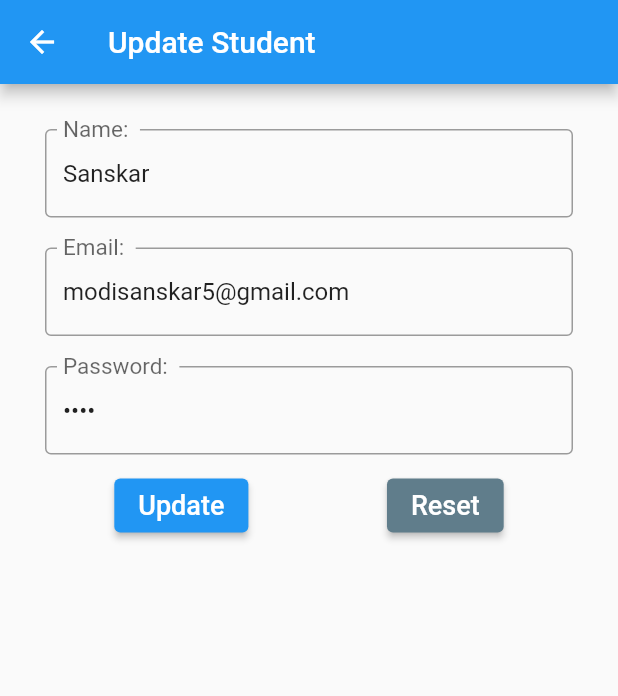
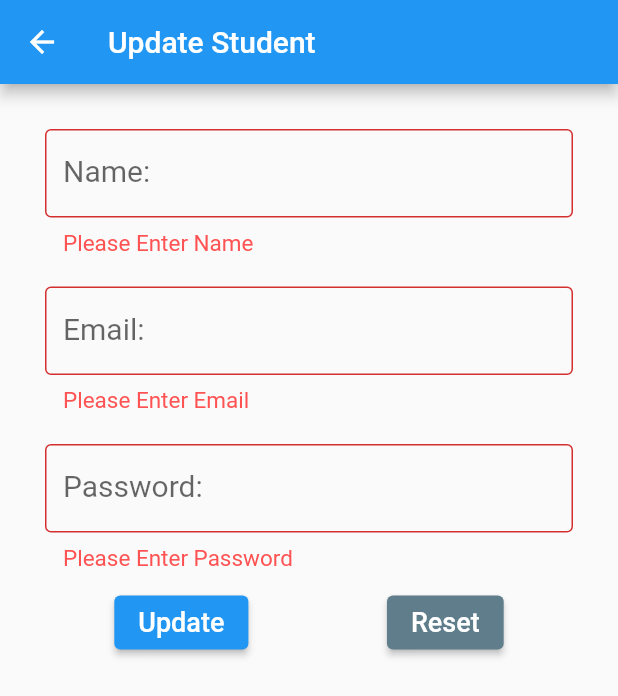
Before and after one commit to SanskarModi22/Flutter_TODO, a Flutter app: the UpdateUser screen opened directly with empty values, after a tap on "Update", on a phone screen of 412 x 824 dp. Shown: the top 696 px of the screen. Run offline on Flutter 3.47's test engine with Material 2 defaults, Android fonts, the phone set to English and light mode, and no system bars; our stand-ins replace cloud_firestore, firebase_core; accounts and stored records are empty.

Commit message:
Updating of User added

```diff
--- a/lib/Screens/update_user.dart
+++ b/lib/Screens/update_user.dart
@@ -1,4 +1,8 @@
+import 'package:cloud_firestore/cloud_firestore.dart';
 import 'package:flutter/material.dart';
+import 'package:flutter_todo/Screens/list_user.dart';
+
+import 'add_user.dart';
 
 class UpdateUser extends StatefulWidget {
   final String id;
@@ -12,6 +16,15 @@ class _UpdateUserState extends State<UpdateUser> {
   final _formKey = GlobalKey<FormState>();
 
   // Updaing Student
+  CollectionReference users = FirebaseFirestore.instance.collection('users');
+
+  Future<void> updateUser(id, name, email, password) {
+    return users
+        .doc(id)
+        .update({'Name': name, 'email': email, 'password': password})
+        .then((value) => print("User Updated"))
+        .catchError((error) => print("Failed to update user: $error"));
+  }
 
   @override
   Widget build(BuildContext context) {
@@ -22,15 +35,36 @@ class _UpdateUserState extends State<UpdateUser> {
       body: Form(
           key: _formKey,
           // Getting Specific Data by ID
-          child: Padding(
+          child: FutureBuilder<DocumentSnapshot<Map<String, dynamic>>>(
+            future: FirebaseFirestore.instance
+                .collection('users')
+                .doc(widget.id)
+                .get(),
+            builder: (_, snapshot) {
+              if (snapshot.hasError) {
+                print('Something Went Wrong');
+              }
+              if (snapshot.connectionState == ConnectionState.waiting) {
+                return Center(
+                  child: CircularProgressIndicator(),
+                );
+              }
+              var data = snapshot.data?.data();
+              var name = data?['Name'] ?? ""; //Reading data
+              var email = data?['email'] ?? "";
+              var password = data?['password'] ?? "";
+
+              return Padding(
                 padding: EdgeInsets.symmetric(vertical: 20, horizontal: 30),
                 child: ListView(
                   children: [
                     Container(
                       margin: EdgeInsets.symmetric(vertical: 10.0),
                       child: TextFormField(
-                    initialValue: "Sanskar",
+                        initialValue: name,
                         autofocus: false,
+                        onChanged: (value) => name =
+                            value, //This on Changes is necessary for updating
                         decoration: InputDecoration(
                           labelText: 'Name: ',
                           labelStyle: TextStyle(fontSize: 20.0),
@@ -49,8 +83,9 @@ class _UpdateUserState extends State<UpdateUser> {
                     Container(
                       margin: EdgeInsets.symmetric(vertical: 10.0),
                       child: TextFormField(
-                    initialValue: "modisanskar5@gmail.com",
+                        initialValue: email,
                         autofocus: false,
+                        onChanged: (value) => email = value,
                         decoration: InputDecoration(
                           labelText: 'Email: ',
                           labelStyle: TextStyle(fontSize: 20.0),
@@ -71,8 +106,9 @@ class _UpdateUserState extends State<UpdateUser> {
                     Container(
                       margin: EdgeInsets.symmetric(vertical: 10.0),
                       child: TextFormField(
-                    initialValue: "....",
+                        initialValue: password,
                         autofocus: false,
+                        onChanged: (value) => password = value,
                         obscureText: true,
                         decoration: InputDecoration(
                           labelText: 'Password: ',
@@ -96,6 +132,10 @@ class _UpdateUserState extends State<UpdateUser> {
                           ElevatedButton(
                             onPressed: () {
                               // Validate returns true if the form is valid, otherwise false.
+                              if (_formKey.currentState!.validate()) {
+                                updateUser(widget.id, name, email, password);
+                                Navigator.pop(context);
+                              }
                             },
                             child: Text(
                               'Update',
@@ -103,20 +143,30 @@ class _UpdateUserState extends State<UpdateUser> {
                             ),
                           ),
                           ElevatedButton(
-                        onPressed: () => {},
+                            onPressed: () {
+                              deleteUser(widget.id);
+                              Navigator.push(
+                                context,
+                                MaterialPageRoute(
+                                  builder: (context) => AddUser(),
+                                ),
+                              );
+                            },
                             child: Text(
                               'Reset',
                               style: TextStyle(fontSize: 18.0),
                             ),
-                        style:
-                            ElevatedButton.styleFrom(primary: Colors.blueGrey),
+                            style: ElevatedButton.styleFrom(
+                                primary: Colors.blueGrey),
                           ),
                         ],
                       ),
                     )
                   ],
                 ),
-          ),
-        ));
+              );
+            },
+          )),
+    );
   }
 }
```
Also changed, not shown: lib/Screens/list_user.dart (+19 -9 lines). Lines whose indentation alone changed are shown as unchanged.
